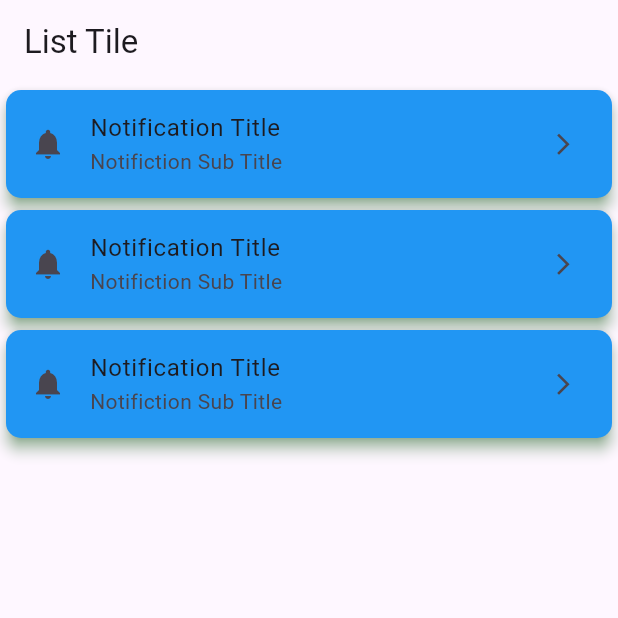
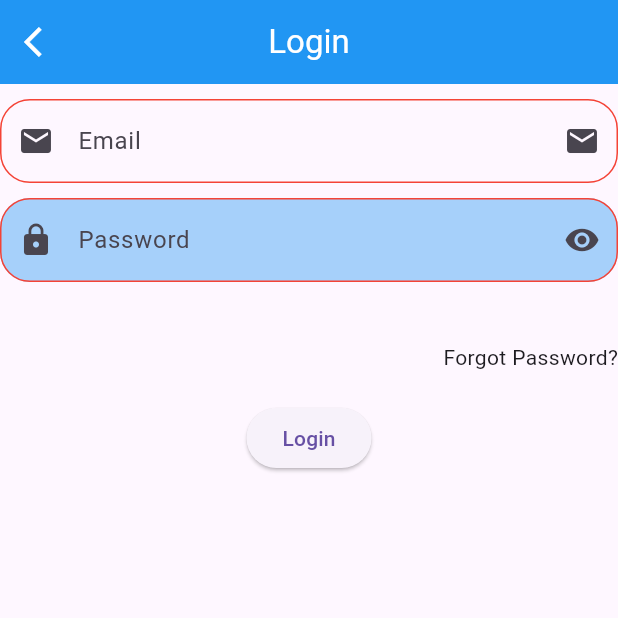
Before and after one commit to MuhammadAliKust/Flutter-B15, a Flutter app: the screen it shows after launch, on a phone screen of 412 x 824 dp, the top half of it. Run offline on Flutter 3.47's test engine with Material 3 defaults, Android fonts, the phone set to English and light mode, and no system bars.

Commit message:
Forms Done

```diff
--- /dev/null
+++ b/lib/login.dart
@@ -0,0 +1,78 @@
+import 'package:flutter/material.dart';
+
+class LoginView extends StatelessWidget {
+  const LoginView({super.key});
+
+  @override
+  Widget build(BuildContext context) {
+    return Scaffold(
+      appBar: AppBar(
+        title: Text(
+          "Login",
+          style: TextStyle(color: Colors.white),
+        ),
+        leading: Icon(
+          Icons.arrow_back_ios,
+          color: Colors.white,
+        ),
+        backgroundColor: Colors.blue,
+        centerTitle: true,
+      ),
+      body: Column(
+        children: [
+          SizedBox(
+            height: 10,
+          ),
+          TextField(
+            enabled: true,
+            decoration: InputDecoration(
+              label: Text("Email"),
+              hintText: 'test@gmail.com',
+              prefixIcon: Icon(Icons.email),
+              suffixIcon: Icon(Icons.email),
+              enabledBorder: OutlineInputBorder(
+                  borderSide: BorderSide(color: Colors.red),
+                  borderRadius: BorderRadius.circular(20)),
+              focusedBorder: OutlineInputBorder(
+                  borderSide: BorderSide(color: Colors.red),
+                  borderRadius: BorderRadius.circular(20)),
+              disabledBorder: OutlineInputBorder(
+                  borderSide: BorderSide(color: Colors.green),
+                  borderRadius: BorderRadius.circular(20)),
+            ),
+          ),
+          SizedBox(
+            height: 10,
+          ),
+          TextField(
+            enabled: true,
+            obscureText: true,
+            decoration: InputDecoration(
+              label: Text("Password"),
+              filled: true,
+              prefixIcon: Icon(Icons.lock),
+              suffixIcon: Icon(Icons.visibility),
+              fillColor: Colors.blue.withOpacity(0.4),
+              hintText: 'Password must be 6 or more characters',
+              enabledBorder: OutlineInputBorder(
+                  borderSide: BorderSide(color: Colors.red),
+                  borderRadius: BorderRadius.circular(20)),
+              focusedBorder: OutlineInputBorder(
+                  borderSide: BorderSide(color: Colors.red),
+                  borderRadius: BorderRadius.circular(20)),
+              disabledBorder: OutlineInputBorder(
+                  borderSide: BorderSide(color: Colors.green),
+                  borderRadius: BorderRadius.circular(20)),
+            ),
+          ),
+          SizedBox(height: 40,),
+          Align(
+              alignment: Alignment.centerRight,
+              child: Text("Forgot Password?")),
+          SizedBox(height: 20,),
+          ElevatedButton(onPressed: (){}, child: Text("Login"))
+        ],
+      ),
+    );
+  }
+}
--- a/lib/main.dart
+++ b/lib/main.dart
@@ -1,5 +1,6 @@
 import 'package:flutter/material.dart';
 import 'package:flutter_b15/list_tile_view.dart';
+import 'package:flutter_b15/login.dart';
 import 'image.dart';
 void main() {
   runApp(MyApp());
@@ -12,7 +13,7 @@ class MyApp extends StatelessWidget {
   Widget build(BuildContext context) {
     return MaterialApp(
       debugShowCheckedModeBanner: false,
-      home: ListTileView(),
+      home: LoginView(),
     );
   }
 }
```
